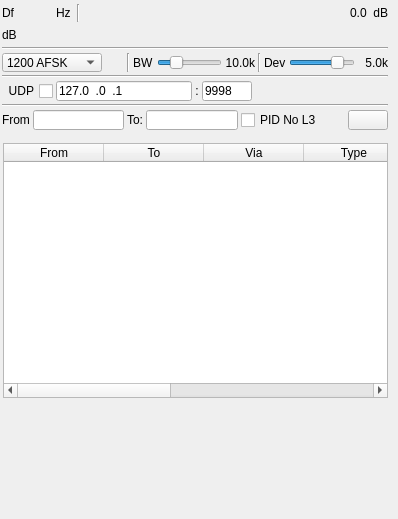
Old version of the form plugins/channelrx/demodpacket/packetdemodgui.ui in the repository f4exb/sdrangel.
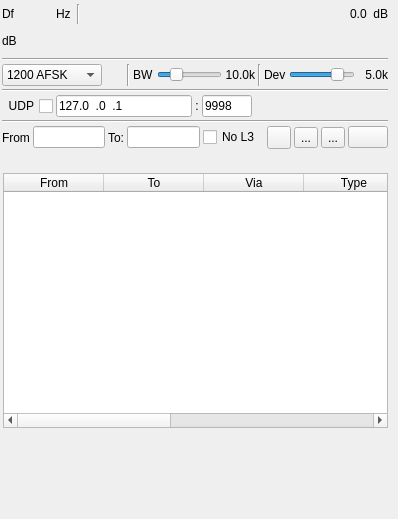
New version of the form. Icons and pictures are not drawn. Custom widgets are drawn as their Qt base class.

```diff
--- a/plugins/channelrx/demodpacket/packetdemodgui.ui
+++ b/plugins/channelrx/demodpacket/packetdemodgui.ui
@@ -43,7 +43,7 @@
      <x>0</x>
      <y>0</y>
      <width>390</width>
-     <height>131</height>
+     <height>151</height>
     </rect>
    </property>
    <property name="minimumSize">
@@ -522,7 +522,7 @@
          <string>Check to display only packets with PID set to No L3 (f0). This is typically used for APRS and BBS packets.</string>
         </property>
         <property name="text">
-         <string>PID No L3</string>
+         <string>No L3</string>
         </property>
        </widget>
       </item>
@@ -539,6 +539,60 @@
         </property>
        </spacer>
       </item>
+      <item>
+       <widget class="ButtonSwitch" name="logEnable">
+        <property name="maximumSize">
+         <size>
+          <width>24</width>
+          <height>16777215</height>
+         </size>
+        </property>
+        <property name="toolTip">
+         <string>Start/stop logging of received packets to .csv file</string>
+        </property>
+        <property name="text">
+         <string/>
+        </property>
+        <property name="icon">
+         <iconset resource="../../../sdrgui/resources/res.qrc">
+          <normaloff>:/record_off.png</normaloff>:/record_off.png</iconset>
+        </property>
+       </widget>
+      </item>
+      <item>
+       <widget class="QToolButton" name="logFilename">
+        <property name="toolTip">
+         <string>Set log .csv filename</string>
+        </property>
+        <property name="text">
+         <string>...</string>
+        </property>
+        <property name="icon">
+         <iconset resource="../../../sdrgui/resources/res.qrc">
+          <normaloff>:/save.png</normaloff>:/save.png</iconset>
+        </property>
+        <property name="checkable">
+         <bool>false</bool>
+        </property>
+       </widget>
+      </item>
+      <item>
+       <widget class="QToolButton" name="logOpen">
+        <property name="toolTip">
+         <string>Read data from .csv log file</string>
+        </property>
+        <property name="text">
+         <string>...</string>
+        </property>
+        <property name="icon">
+         <iconset resource="../../../sdrgui/resources/res.qrc">
+          <normaloff>:/load.png</normaloff>:/load.png</iconset>
+        </property>
+        <property name="checkable">
+         <bool>false</bool>
+        </property>
+       </widget>
+      </item>
       <item>
        <widget class="QPushButton" name="clearTable">
         <property name="toolTip">
@@ -561,7 +615,7 @@
    <property name="geometry">
     <rect>
      <x>0</x>
-     <y>140</y>
+     <y>170</y>
      <width>391</width>
      <height>261</height>
     </rect>
@@ -679,6 +733,11 @@
    <header>gui/levelmeter.h</header>
    <container>1</container>
   </customwidget>
+  <customwidget>
+   <class>ButtonSwitch</class>
+   <extends>QToolButton</extends>
+   <header>gui/buttonswitch.h</header>
+  </customwidget>
  </customwidgets>
  <tabstops>
   <tabstop>packets</tabstop>
```
